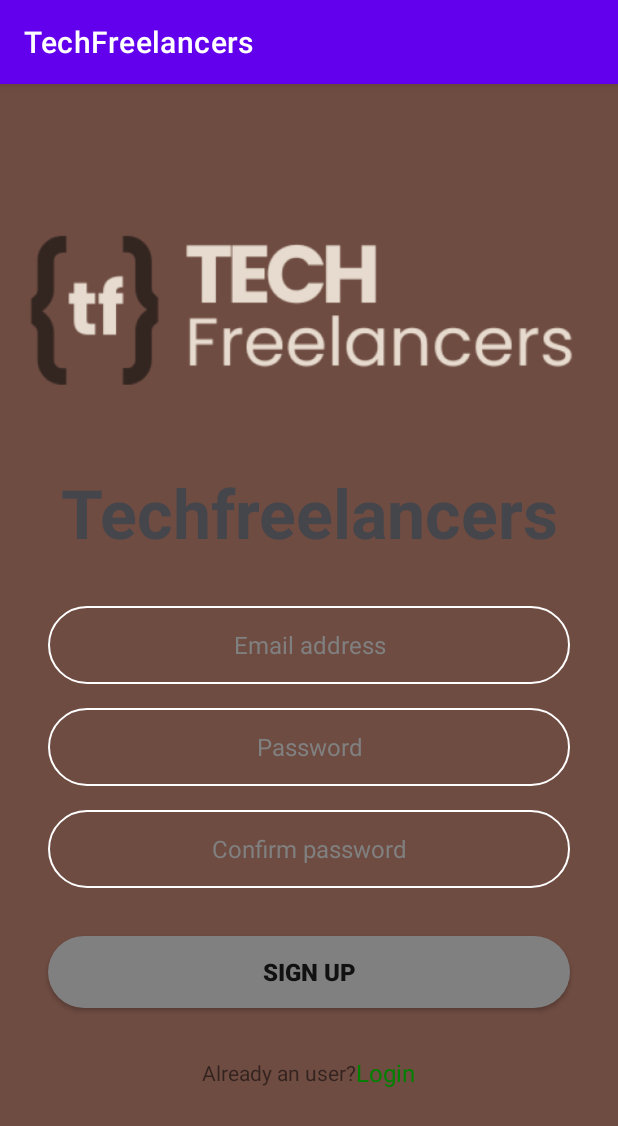
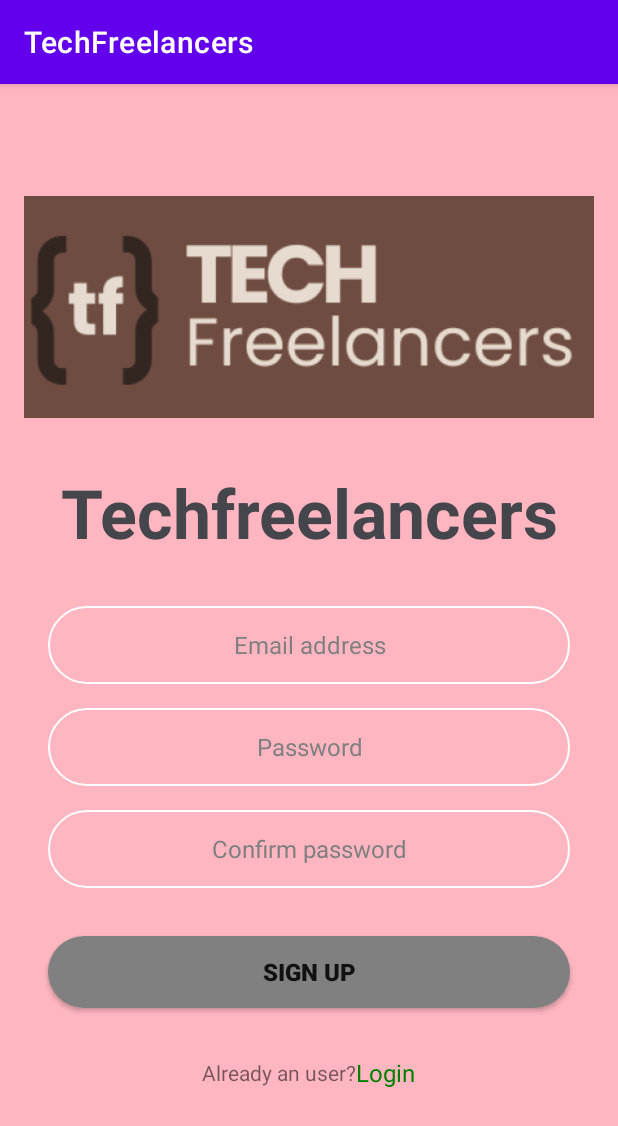
Before and after one commit to yrakesh101/TechFreelancers, an Android app: the signupActivity screen opened directly, with no data from a screen before it, on a phone screen of 412 x 824 dp. Shown: the top 1126 px of the screen. Run offline under Robolectric (Android 15) with nearby library versions, the phone set to English and light mode, and no system bars; network calls fail.

Commit message:
resolved the bug and changed the color tone

```diff
--- a/app/src/main/res/layout/activity_edit_profile.xml
+++ b/app/src/main/res/layout/activity_edit_profile.xml
@@ -5,6 +5,7 @@
     android:id="@+id/main"
     android:layout_width="match_parent"
     android:layout_height="match_parent"
+    android:background="#FFB6C1"
     tools:context=".searchResultActivity">
 <!--face tag me reference-->
     <ScrollView
--- a/app/src/main/res/layout/activity_login.xml
+++ b/app/src/main/res/layout/activity_login.xml
@@ -6,7 +6,7 @@
     android:id="@+id/main"
     android:layout_width="match_parent"
     android:layout_height="match_parent"
-    android:background="#6f4c42"
+    android:background="#FFB6C1"
     tools:context=".loginActivity">
 
     <ScrollView
--- a/app/src/main/res/layout/activity_profile.xml
+++ b/app/src/main/res/layout/activity_profile.xml
@@ -5,6 +5,7 @@
     android:id="@+id/main"
     android:layout_width="match_parent"
     android:layout_height="match_parent"
+    android:background="#FFB6C1"
     tools:context=".searchResultActivity">
 <!--Facetagmereferance-->
     <ScrollView
--- a/app/src/main/res/layout/activity_search.xml
+++ b/app/src/main/res/layout/activity_search.xml
@@ -5,6 +5,7 @@
     android:id="@+id/main"
     android:layout_width="match_parent"
     android:layout_height="match_parent"
+    android:background="#FFB6C1"
     tools:context=".searchActivity">
 
     <ScrollView
--- a/app/src/main/res/layout/activity_search_result.xml
+++ b/app/src/main/res/layout/activity_search_result.xml
@@ -5,6 +5,7 @@
     android:id="@+id/main"
     android:layout_width="match_parent"
     android:layout_height="match_parent"
+    android:background="#FFB6C1"
     tools:context=".searchResultActivity">
 
     <ScrollView
--- a/app/src/main/res/layout/activity_sign_up.xml
+++ b/app/src/main/res/layout/activity_sign_up.xml
@@ -5,7 +5,7 @@
     android:id="@+id/main"
     android:layout_width="match_parent"
     android:layout_height="match_parent"
-    android:background="#6f4c42"
+    android:background="#FFB6C1"
     tools:context=".loginActivity">
 
     <ScrollView
@@ -132,46 +132,4 @@
         </LinearLayout>
     </ScrollView>
 
-    <!--    <EditText-->
-    <!--        android:id="@+id/emailEditText"-->
-    <!--        android:layout_width="347dp"-->
-    <!--        android:layout_height="48dp"-->
-    <!--        android:background="@drawable/round_edit_text"-->
-    <!--        android:hint="Enter your email"-->
-    <!--        android:inputType="textEmailAddress"-->
-    <!--        android:padding="10dp"-->
-    <!--        android:textColor="@android:color/black"-->
-    <!--        android:textColorHint="@android:color/darker_gray"-->
-    <!--        tools:layout_editor_absoluteX="32dp"-->
-    <!--        tools:layout_editor_absoluteY="400dp" />-->
-
-    <!--    <EditText-->
-    <!--        android:id="@+id/passwordEditText"-->
-    <!--        android:layout_width="347dp"-->
-    <!--        android:layout_height="48dp"-->
-    <!--        android:background="@drawable/round_edit_text"-->
-    <!--        android:hint="Enter your password"-->
-    <!--        android:inputType="textPassword"-->
-    <!--        android:padding="10dp"-->
-    <!--        android:textColor="@android:color/black"-->
-    <!--        android:textColorHint="@android:color/darker_gray"-->
-    <!--        tools:layout_editor_absoluteX="32dp"-->
-    <!--        tools:layout_editor_absoluteY="464dp" />-->
-
-    <!--    <Button-->
-    <!--        android:id="@+id/loginButton"-->
-    <!--        android:layout_width="343dp"-->
-    <!--        android:layout_height="50dp"-->
-    <!--        android:text="Login"-->
-    <!--        tools:layout_editor_absoluteX="34dp"-->
-    <!--        tools:layout_editor_absoluteY="544dp" />-->
-
-    <!--    <Button-->
-    <!--        android:id="@+id/signupButton"-->
-    <!--        android:layout_width="337dp"-->
-    <!--        android:layout_height="56dp"-->
-    <!--        android:text="Sign Up"-->
-    <!--        tools:layout_editor_absoluteX="37dp"-->
-    <!--        tools:layout_editor_absoluteY="610dp" />-->
-
 </androidx.constraintlayout.widget.ConstraintLayout>
```
Also changed, not shown: app/src/main/java/com/example/techfreelancers/signupActivity.java (+14 -0 lines).
